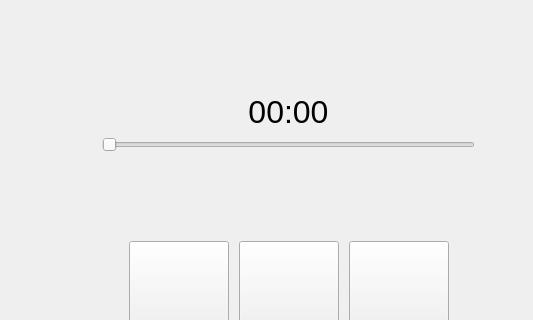
The window that mainwindow.ui (max22-/loan) describes before a commit, drawn with Qt 5; both pictures show x 429 to 962 and y 0 to 320 of the 962 by 634 pixel window.
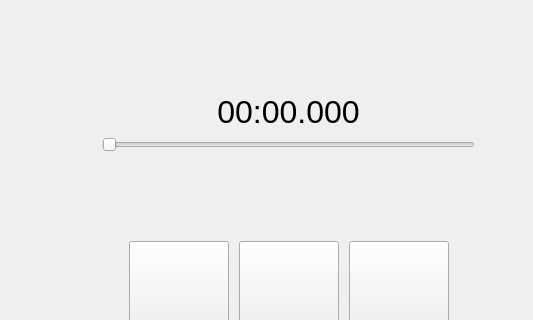
The same window after the commit. The open tabs and pages were chosen to show the change. Icons and pictures are not drawn.

Commit message: Petite correction du design

Patch:
```diff
--- a/mainwindow.ui
+++ b/mainwindow.ui
@@ -788,7 +788,7 @@
                  </font>
                 </property>
                 <property name="text">
-                 <string>&lt;html&gt;&lt;head/&gt;&lt;body&gt;&lt;p&gt;00:00&lt;/p&gt;&lt;/body&gt;&lt;/html&gt;</string>
+                 <string>&lt;html&gt;&lt;head/&gt;&lt;body&gt;&lt;p&gt;00:00.000&lt;/p&gt;&lt;/body&gt;&lt;/html&gt;</string>
                 </property>
                 <property name="alignment">
                  <set>Qt::AlignCenter</set>
```
Left out of the diff: 4 changed lines with no effect on the pictures.
